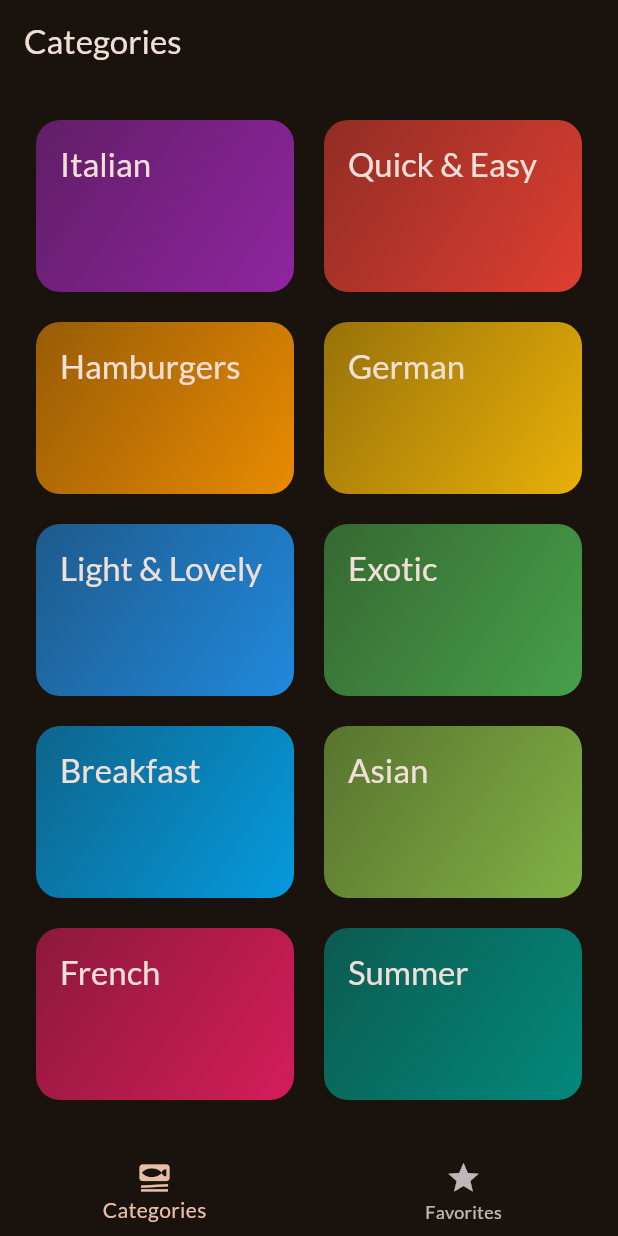
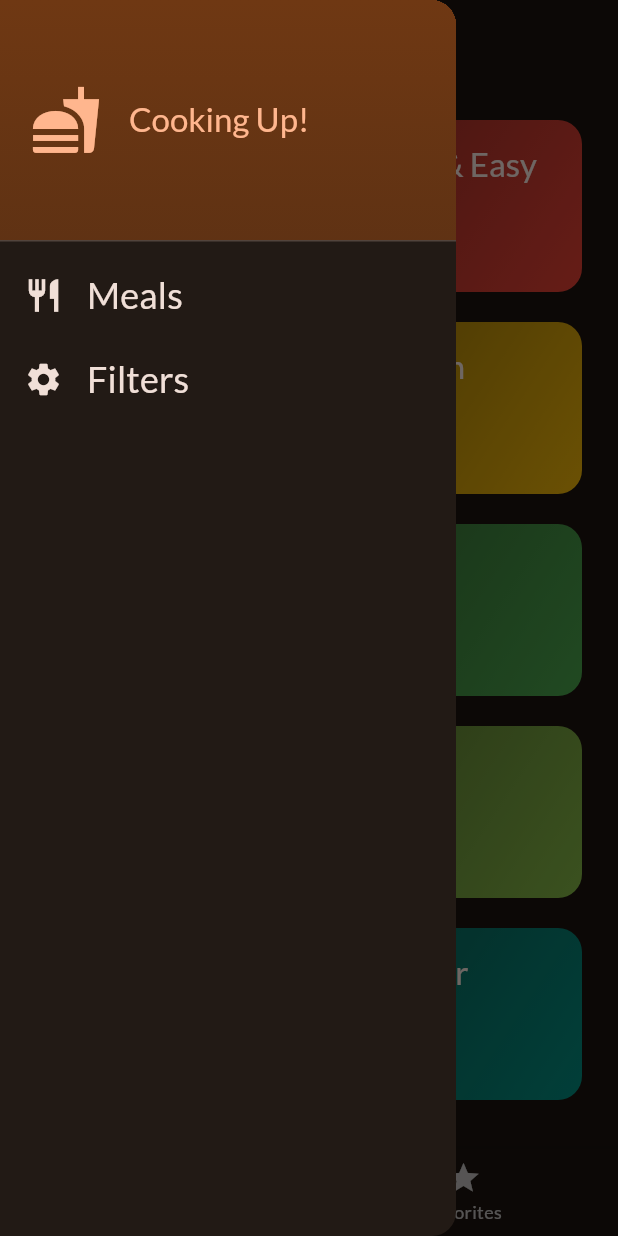
Before and after one commit to Jon-Felipe/Meals-App-Flutter, a Flutter app: the screen it shows after launch, with the side drawer open (before the commit the screen has no drawer), on a phone screen of 412 x 824 dp. Run offline on Flutter 3.47's test engine with Material 3 defaults, Android fonts, the phone set to English and light mode, and no system bars; our stand-ins replace google_fonts, transparent_image.

Commit message:
new main drawer widget and styling

```diff
--- a/lib/screens/tabs.dart
+++ b/lib/screens/tabs.dart
@@ -2,6 +2,8 @@ import 'package:flutter/material.dart';
 
 import 'package:meals_app/screens/categories.dart';
 import 'package:meals_app/screens/meals.dart';
+
+import 'package:meals_app/widgets/main_drawer.dart';
 
 import 'package:meals_app/models/meal.dart';
 
@@ -64,6 +66,7 @@ class _TabsScreenState extends State<TabsScreen> {
 
     return Scaffold(
       appBar: AppBar(title: Text(activePageTitle)),
+      drawer: const MainDrawer(),
       body: activePage,
       bottomNavigationBar: BottomNavigationBar(
         onTap: _selectPage,
--- /dev/null
+++ b/lib/widgets/main_drawer.dart
@@ -0,0 +1,76 @@
+import 'package:flutter/material.dart';
+
+class MainDrawer extends StatelessWidget {
+  const MainDrawer({super.key});
+
+  @override
+  Widget build(BuildContext context) {
+    return Drawer(
+      child: Column(
+        children: [
+          DrawerHeader(
+            padding: const EdgeInsets.all(20),
+            decoration: BoxDecoration(
+              gradient: LinearGradient(
+                colors: [
+                  Theme.of(context).colorScheme.primaryContainer,
+                  Theme.of(
+                    context,
+                  ).colorScheme.primaryContainer.withOpacity(0.8),
+                ],
+                begin: Alignment.topRight,
+                end: Alignment.bottomRight,
+              ),
+            ),
+            child: Row(
+              children: [
+                Icon(
+                  Icons.fastfood,
+                  size: 48,
+                  color: Theme.of(context).colorScheme.primary,
+                ),
+                const SizedBox(width: 18),
+                Text(
+                  'Cooking Up!',
+                  style: Theme.of(context).textTheme.titleLarge!.copyWith(
+                    color: Theme.of(context).colorScheme.primary,
+                  ),
+                ),
+              ],
+            ),
+          ),
+          ListTile(
+            leading: Icon(
+              Icons.restaurant,
+              size: 26,
+              color: Theme.of(context).colorScheme.onSurface,
+            ),
+            title: Text(
+              'Meals',
+              style: Theme.of(context).textTheme.titleSmall!.copyWith(
+                color: Theme.of(context).colorScheme.onSurface,
+                fontSize: 24,
+              ),
+            ),
+            onTap: () {},
+          ),
+          ListTile(
+            leading: Icon(
+              Icons.settings,
+              size: 26,
+              color: Theme.of(context).colorScheme.onSurface,
+            ),
+            title: Text(
+              'Filters',
+              style: Theme.of(context).textTheme.titleSmall!.copyWith(
+                color: Theme.of(context).colorScheme.onSurface,
+                fontSize: 24,
+              ),
+            ),
+            onTap: () {},
+          ),
+        ],
+      ),
+    );
+  }
+}
```
